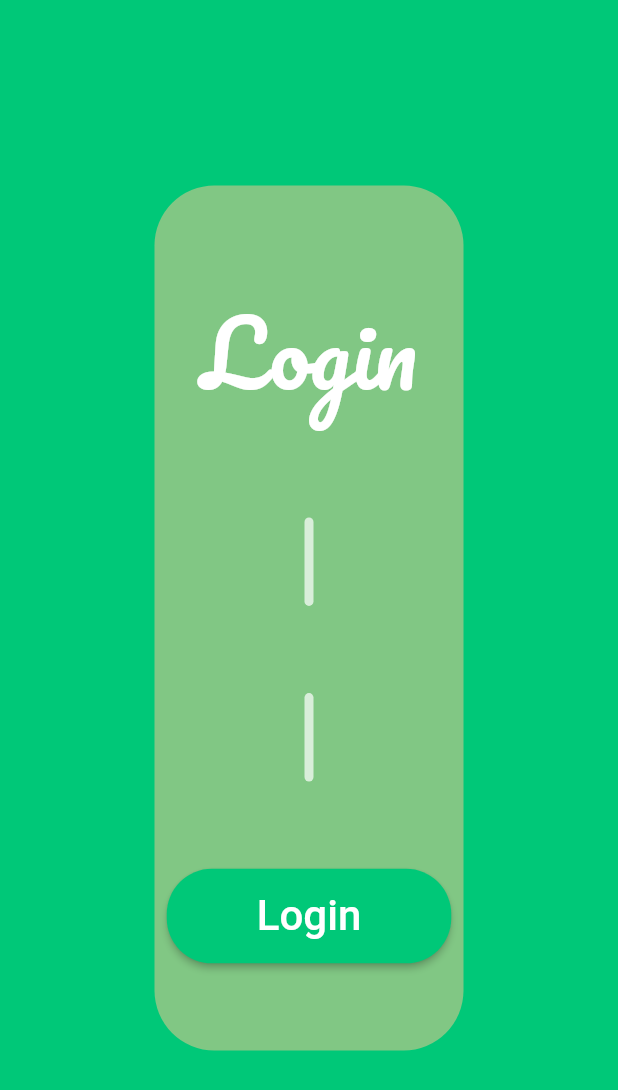
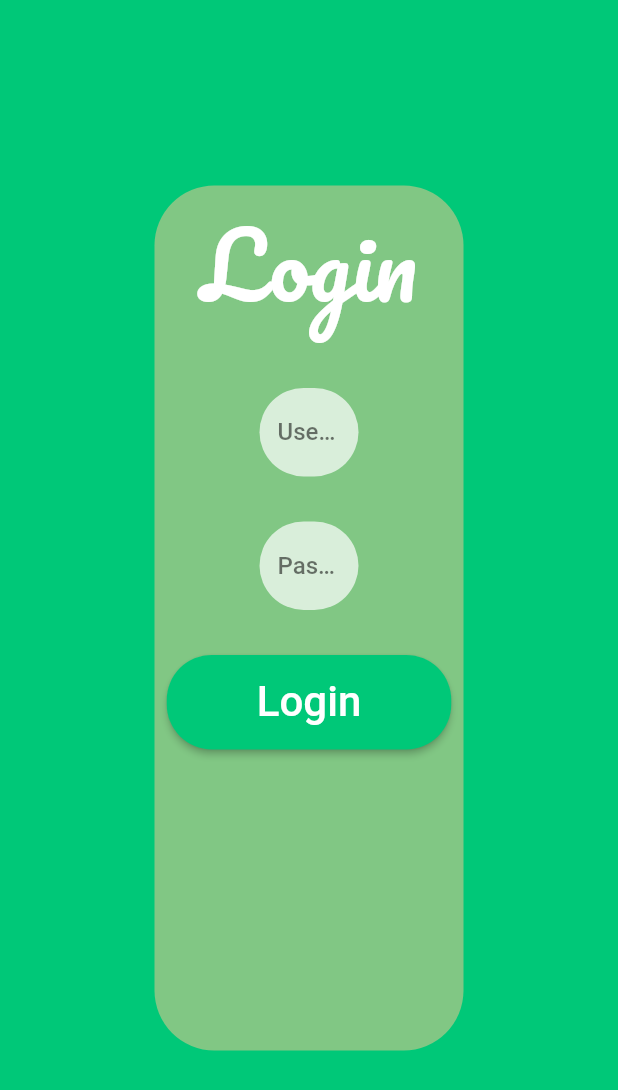
Before and after one commit to FaisalRehman0344/Food-Delivery-App-Admin-Panel, a Flutter app: the screen it shows after launch, on a phone screen of 412 x 824 dp. Shown: the top 1090 px of the screen. Run offline on Flutter 3.47's test engine with Material 2 defaults, Android fonts, the phone set to English and light mode, and no system bars; our stand-ins replace google_fonts; missing offline and left inert: window_size; Roboto replaces fonts that are missing (Times New Roman).

Commit message:
added routs and screen directories

```diff
--- a/lib/Constants.dart
+++ b/lib/Constants.dart
@@ -5,6 +5,7 @@ const String HOST = "localhost:8080";
 
 //Routes
 const String LOGIN = "/login";
+const String HOME_PAGE = "/home";
 const String ACTIVE_ORDER = "/activeOrder";
 const String ADD_NEW = "/addNewFood";
 const String ADD_ADMIN = "/addAdmin";
--- a/lib/Layout.dart
+++ b/lib/Layout.dart
@@ -4,7 +4,7 @@ import 'package:google_fonts/google_fonts.dart';
 
 class MainLayout extends StatefulWidget {
   final Widget child;
-  MainLayout({@required this.child});
+  MainLayout({this.child});
 
   @override
   _MainLayoutState createState() => _MainLayoutState();
@@ -25,6 +25,8 @@ class _MainLayoutState extends State<MainLayout> {
               {Navigator.pushNamed(context, ADD_ADMIN)}
             else if (name == "Statistical Reports")
               {Navigator.pushNamed(context, STATISTICAL_REPORT)}
+            else if (name == "Logout")
+              {Navigator.pushNamed(context, LOGIN)}
           },
           style: ButtonStyle(
             elevation: MaterialStateProperty.all(0),
--- a/lib/LoginSystem/LoginScreen.dart
+++ b/lib/LoginSystem/LoginScreen.dart
@@ -1,8 +1,5 @@
-import 'package:easy_food/Layout.dart';
 import 'package:flutter/material.dart';
 import 'package:google_fonts/google_fonts.dart';
-
-import '../Constants.dart';
 import '../Constants.dart';
 
 class LoginScreen extends StatefulWidget {
@@ -21,7 +18,7 @@ class _LoginScreenState extends State<LoginScreen> {
     return Form(
       key: key,
       child: Padding(
-        padding: const EdgeInsets.symmetric(horizontal: 100),
+        padding: const EdgeInsets.symmetric(horizontal: 70),
         child: TextFormField(
           onChanged: (val) {
             if (name == "Username") {
@@ -39,10 +36,9 @@ class _LoginScreenState extends State<LoginScreen> {
           style: TextStyle(
               fontFamily: "Times New Roman", fontWeight: FontWeight.w500),
           decoration: InputDecoration(
-
               hintText: name,
               hintStyle: TextStyle(
-                color:Colors.black54,
+                  color: Colors.black54,
                   fontFamily: "Times New Roman",
                   fontSize: 16),
               border: OutlineInputBorder(
@@ -68,18 +64,29 @@ class _LoginScreenState extends State<LoginScreen> {
             color: Colors.green.shade300,
           ),
           child: Column(
-            mainAxisAlignment: MainAxisAlignment.spaceEvenly,
+            mainAxisAlignment: MainAxisAlignment.start,
             children: [
-              Text("Login",
+              Padding(
+                padding: const EdgeInsets.only(bottom: 15.0),
+                child: Text("Login",
                     style:
                         GoogleFonts.pacifico(color: Colors.white, fontSize: 60)),
-              myForm("Username", userKey),
-              myForm("Password", passwordKey),
-              ElevatedButton(
+              ),
+              Padding(
+                padding: const EdgeInsets.symmetric(vertical: 15.0),
+                child: myForm("Username", userKey),
+              ),
+              Padding(
+                padding: const EdgeInsets.symmetric(vertical: 15.0),
+                child: myForm("Password", passwordKey),
+              ),
+              Padding(
+                padding: const EdgeInsets.only(top: 15.0),
+                child: ElevatedButton(
                   onPressed: () {
                     if (userKey.currentState.validate() &&
                         passwordKey.currentState.validate()) {
-                    print(_username + " " + _password);
+                      Navigator.of(context).pushNamed(HOME_PAGE);
                     }
                   },
                   style: ButtonStyle(
@@ -97,6 +104,7 @@ class _LoginScreenState extends State<LoginScreen> {
                         fontWeight: FontWeight.w500,
                         fontSize: 28),
                   ),
+                ),
               )
             ],
           ),
--- a/lib/Routs.dart
+++ b/lib/Routs.dart
@@ -1,3 +1,4 @@
+import 'package:easy_food/Home.dart';
 import 'package:easy_food/LoginSystem/LoginScreen.dart';
 import 'package:easy_food/Constants.dart';
 import 'package:flutter/cupertino.dart';
@@ -6,16 +7,18 @@ import 'package:flutter/material.dart';
 Route<dynamic> onGenerate(RouteSettings settings) {
   switch (settings.name) {
     case LOGIN:
-      return MaterialPageRoute(builder: (_) => LoginScreen());
+      return CupertinoPageRoute(builder: (_) => LoginScreen());
     case ACTIVE_ORDER:
-      return MaterialPageRoute(builder: (_) => LoginScreen());
+      return CupertinoPageRoute(builder: (_) => LoginScreen());
     case ADD_NEW:
-      return MaterialPageRoute(builder: (_) => LoginScreen());
+      return CupertinoPageRoute(builder: (_) => LoginScreen());
     case ADD_ADMIN:
-      return MaterialPageRoute(builder: (_) => LoginScreen());
+      return CupertinoPageRoute(builder: (_) => LoginScreen());
     case STATISTICAL_REPORT:
-      return MaterialPageRoute(builder: (_) => LoginScreen());
+      return CupertinoPageRoute(builder: (_) => LoginScreen());
+    case HOME_PAGE:
+      return CupertinoPageRoute(builder: (_) => Home());
     default:
-      return MaterialPageRoute(builder: (_) => LoginScreen());
+      return CupertinoPageRoute(builder: (_) => LoginScreen());
   }
 }
--- a/pubspec.yaml
+++ b/pubspec.yaml
@@ -29,6 +29,10 @@ dependencies:
   # Use with the CupertinoIcons class for iOS style icons.
   cupertino_icons: ^1.0.2
   google_fonts: ^2.0.0
+  window_size:
+    git:
+      url: git://github.com/google/flutter-desktop-embedding.git
+      path: plugins/window_size
 
 dev_dependencies:
   flutter_test:
```
Also changed, not shown: lib/Home.dart (added, +24 -0 lines), lib/main.dart (+9 -7 lines), pubspec.lock, 6 other files. Lines whose indentation alone changed are shown as unchanged.
